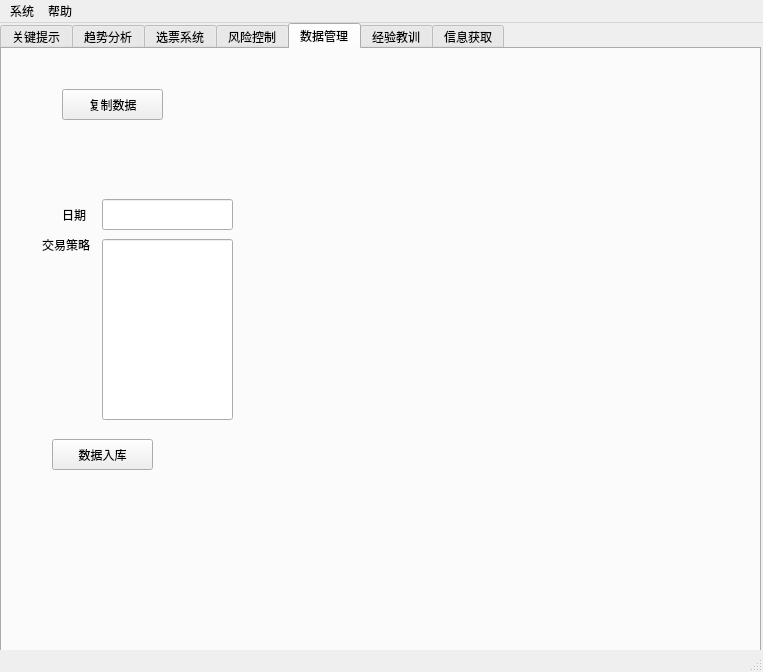
The window that mainUI.ui (xuleoBJ/stock2015) describes before a commit, drawn with Qt 5.
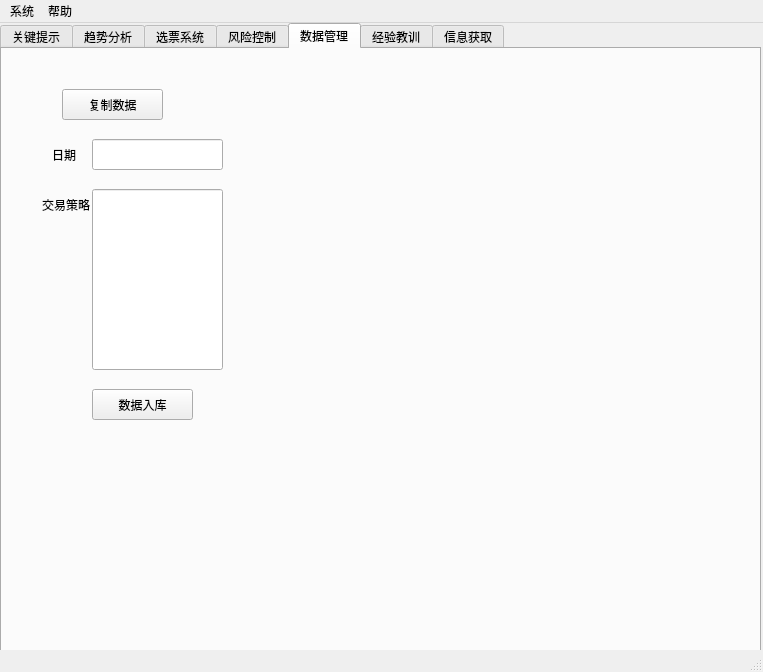
The same window after the commit. The open tabs and pages were chosen to show the change.

What changed in the file:
```diff
--- a/mainUI.ui
+++ b/mainUI.ui
@@ -723,8 +723,8 @@
      <widget class="QLineEdit" name="lineEditDateTradeTactics">
       <property name="geometry">
        <rect>
-        <x>100</x>
-        <y>150</y>
+        <x>90</x>
+        <y>90</y>
         <width>131</width>
         <height>31</height>
        </rect>
@@ -736,8 +736,8 @@
      <widget class="QLabel" name="label_8">
       <property name="geometry">
        <rect>
-        <x>60</x>
-        <y>160</y>
+        <x>50</x>
+        <y>100</y>
         <width>54</width>
         <height>12</height>
        </rect>
@@ -749,8 +749,8 @@
      <widget class="QLineEdit" name="lineEditPlanTradeTactics">
       <property name="geometry">
        <rect>
-        <x>100</x>
-        <y>190</y>
+        <x>90</x>
+        <y>140</y>
         <width>131</width>
         <height>181</height>
        </rect>
@@ -763,7 +763,7 @@
       <property name="geometry">
        <rect>
         <x>40</x>
-        <y>190</y>
+        <y>150</y>
         <width>54</width>
         <height>12</height>
        </rect>
@@ -775,8 +775,8 @@
      <widget class="QPushButton" name="btnInertDataTradeTactics">
       <property name="geometry">
        <rect>
-        <x>50</x>
-        <y>390</y>
+        <x>90</x>
+        <y>340</y>
         <width>101</width>
         <height>31</height>
        </rect>
```
Left out of the diff: 8 changed lines with no effect on the pictures.
